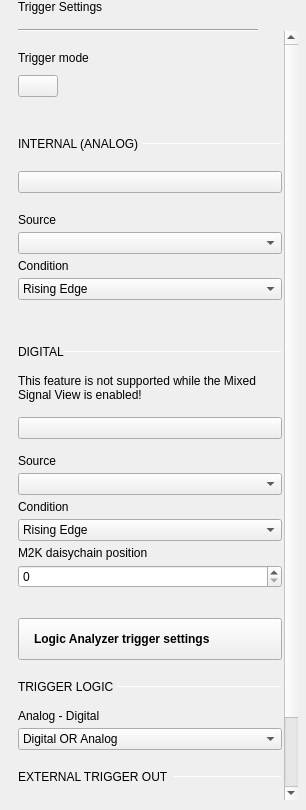
First picture: the form in ui/trigger_settings.ui, repository analogdevicesinc/scopy, before the edit.
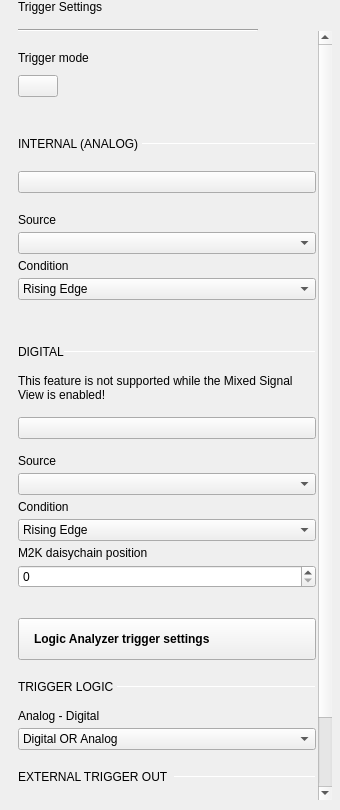
Second picture: the form after the edit. Custom widgets are drawn as their Qt base class.

Commit message: bug fix: trigger settings widget too narrow

What changed in the file:
```diff
--- a/ui/trigger_settings.ui
+++ b/ui/trigger_settings.ui
@@ -6,7 +6,7 @@
    <rect>
     <x>0</x>
     <y>0</y>
-    <width>306</width>
+    <width>340</width>
     <height>810</height>
    </rect>
   </property>
@@ -18,13 +18,13 @@
   </property>
   <property name="minimumSize">
    <size>
-    <width>0</width>
+    <width>340</width>
     <height>0</height>
    </size>
   </property>
   <property name="maximumSize">
    <size>
-    <width>306</width>
+    <width>16777215</width>
     <height>16777215</height>
    </size>
   </property>
@@ -111,8 +111,8 @@
        <rect>
         <x>0</x>
         <y>0</y>
-        <width>266</width>
-        <height>958</height>
+        <width>300</width>
+        <height>954</height>
        </rect>
       </property>
       <layout class="QVBoxLayout" name="verticalLayout_4">
```
Left out of the diff: 2 changed lines with no effect on the pictures. The commit also changes 1 other file.
